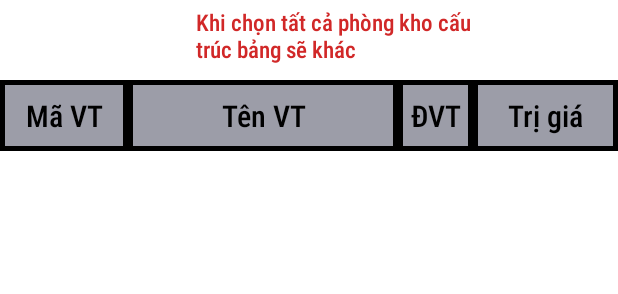
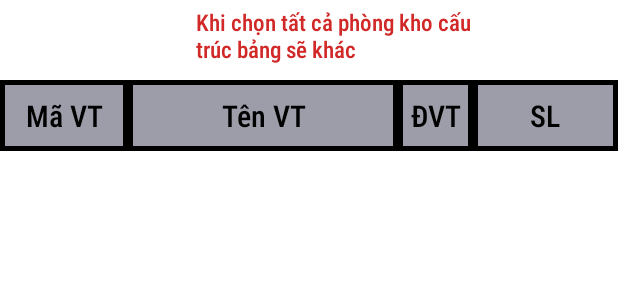
Before and after one commit to jerrynewnguyen28/GK_Android_Nam4, an Android app: the layout chitietphieunhap_layout.xml on its own in the app's theme, with its tools: preview values and no code run, on a phone screen of 412 x 824 dp. Shown: the part 227-521 px from the top of the screen. Run offline under Robolectric (Android 15) with nearby library versions, the phone set to English and light mode, and no system bars.

```diff
--- a/GK_ANDROID/app/src/main/res/layout/chitietphieunhap_layout.xml
+++ b/GK_ANDROID/app/src/main/res/layout/chitietphieunhap_layout.xml
@@ -361,7 +361,7 @@
                     <TextView
                         style="@style/tableHeader"
                         android:maxWidth="80dp"
-                        android:text="@string/tri_gia" />
+                        android:text="SL" />
                 </TableRow>
 
             </TableLayout>
@@ -412,7 +412,7 @@
         <TextView
             android:id="@+id/CP_noteVTLabel"
             style="@style/textRed"
-            android:text="VPP4 được cấp cho các nhân viên dưới đây"
+            android:text="VT! được nhập bởi phiếu nhập dưới đây"
             android:layout_width="match_parent"
             android:gravity="center"
             android:layout_marginHorizontal="20dp"
```
Also changed, not shown: GK_ANDROID/app/src/main/java/com/example/myapplication/Main/ChiTietPhieuNhapLayout.java (+26 -17 lines).
